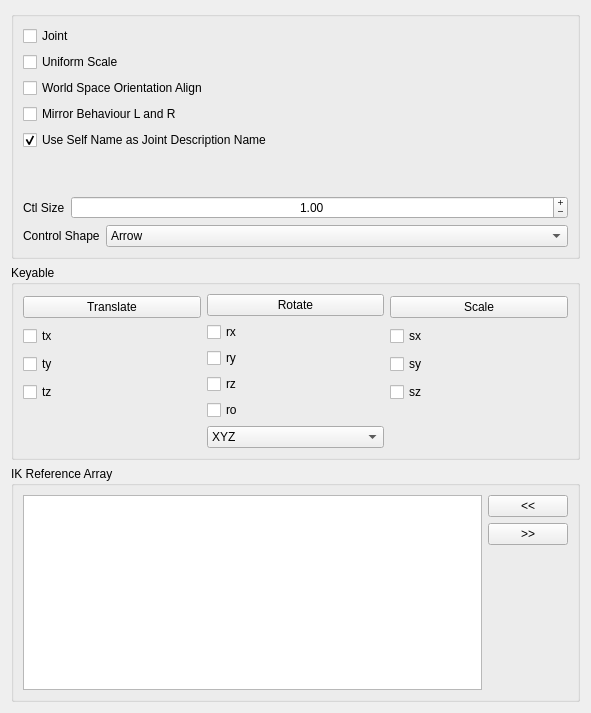
Before: the Qt Designer form mGear/scripts/mgear/shifter_epic_components/EPIC_control_01/settingsUI.ui in jandriambolisoa/mGear-rez, drawn with Qt 5.
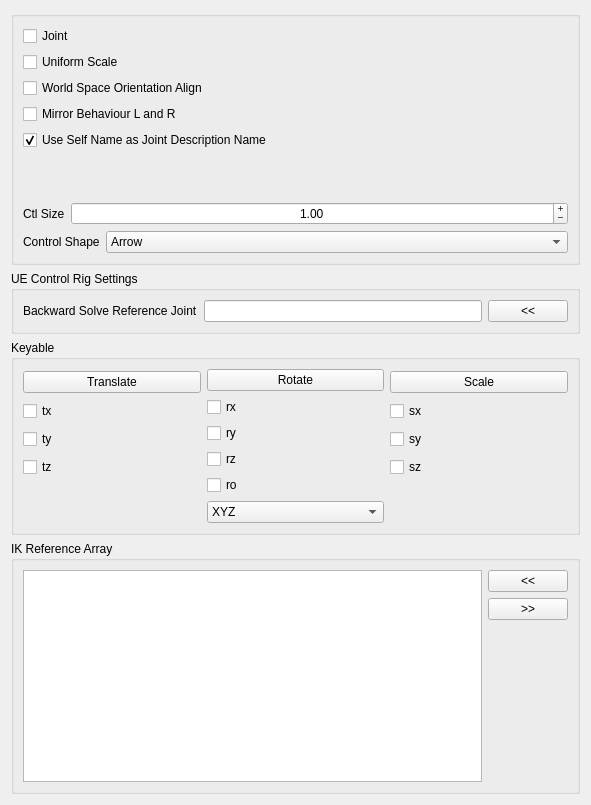
After: the same form once the commit is applied.

Diff of the .ui file:
```diff
--- a/mGear/scripts/mgear/shifter_epic_components/EPIC_control_01/settingsUI.ui
+++ b/mGear/scripts/mgear/shifter_epic_components/EPIC_control_01/settingsUI.ui
@@ -7,7 +7,7 @@
     <x>0</x>
     <y>0</y>
     <width>591</width>
-    <height>713</height>
+    <height>805</height>
    </rect>
   </property>
   <property name="windowTitle">
@@ -217,7 +217,7 @@
      </layout>
     </widget>
    </item>
-   <item row="1" column="0">
+   <item row="2" column="0">
     <widget class="QGroupBox" name="keyable_groupBox">
      <property name="title">
       <string>Keyable</string>
@@ -405,7 +405,7 @@
      </layout>
     </widget>
    </item>
-   <item row="2" column="0">
+   <item row="3" column="0">
     <widget class="QGroupBox" name="ikRefArray_groupBox">
      <property name="title">
       <string>IK Reference Array</string>
@@ -475,6 +475,52 @@
      </layout>
     </widget>
    </item>
+   <item row="1" column="0">
+    <widget class="QGroupBox" name="groupBox_4">
+     <property name="sizePolicy">
+      <sizepolicy hsizetype="Minimum" vsizetype="Minimum">
+       <horstretch>0</horstretch>
+       <verstretch>0</verstretch>
+      </sizepolicy>
+     </property>
+     <property name="title">
+      <string>UE Control Rig Settings</string>
+     </property>
+     <layout class="QGridLayout" name="gridLayout_5">
+      <item row="0" column="0">
+       <layout class="QHBoxLayout" name="horizontalLayout_4">
+        <item>
+         <widget class="QLabel" name="label_2">
+          <property name="toolTip">
+           <string>&lt;html&gt;&lt;head/&gt;&lt;body&gt;&lt;p&gt;Specifies the fallback reference joint to use for Unreal Control Rig backward solve when the control has no associated joint.&lt;/p&gt;&lt;/body&gt;&lt;/html&gt;</string>
+          </property>
+          <property name="text">
+           <string>Backward Solve Reference Joint</string>
+          </property>
+         </widget>
+        </item>
+        <item>
+         <widget class="QLineEdit" name="backwards_ref_jnt_lineEdit">
+          <property name="toolTip">
+           <string>&lt;html&gt;&lt;head/&gt;&lt;body&gt;&lt;p&gt;Specifies the fallback reference joint to use for Unreal Control Rig backward solve when the control has no associated joint.&lt;/p&gt;&lt;/body&gt;&lt;/html&gt;</string>
+          </property>
+         </widget>
+        </item>
+        <item>
+         <widget class="QPushButton" name="backwards_ref_jnt_pushButton">
+          <property name="toolTip">
+           <string>&lt;html&gt;&lt;head/&gt;&lt;body&gt;&lt;p&gt;Specifies the fallback reference joint to use for Unreal Control Rig backward solve when the control has no associated joint.&lt;/p&gt;&lt;/body&gt;&lt;/html&gt;</string>
+          </property>
+          <property name="text">
+           <string>&lt;&lt;</string>
+          </property>
+         </widget>
+        </item>
+       </layout>
+      </item>
+     </layout>
+    </widget>
+   </item>
   </layout>
  </widget>
  <resources/>
```
